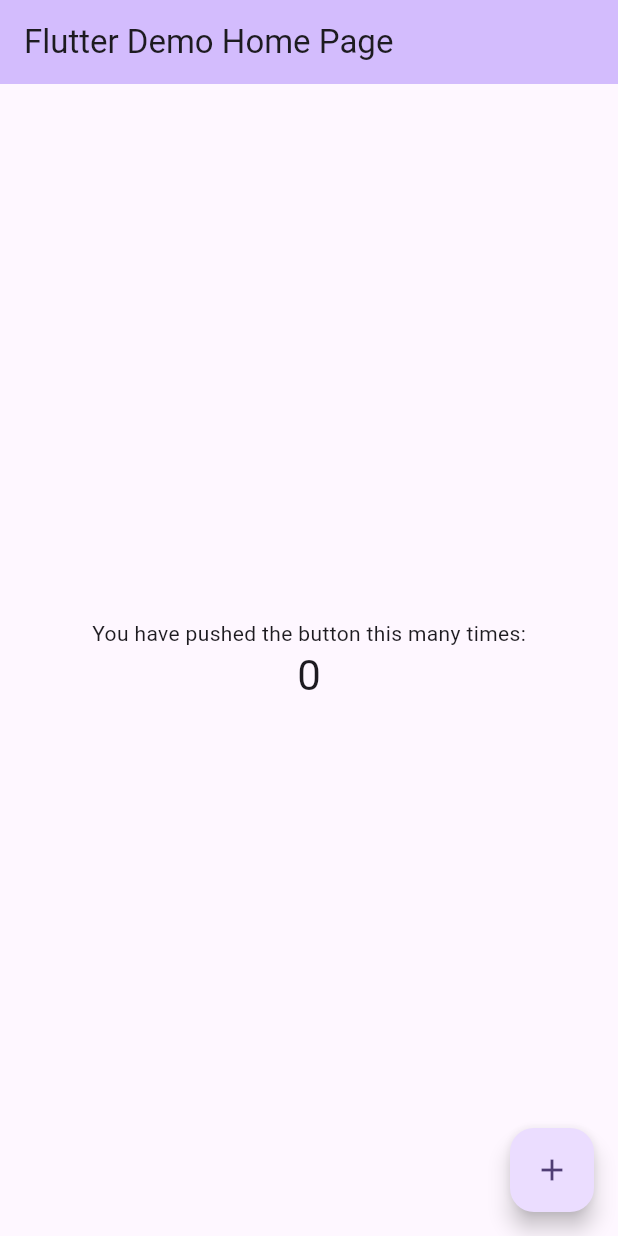
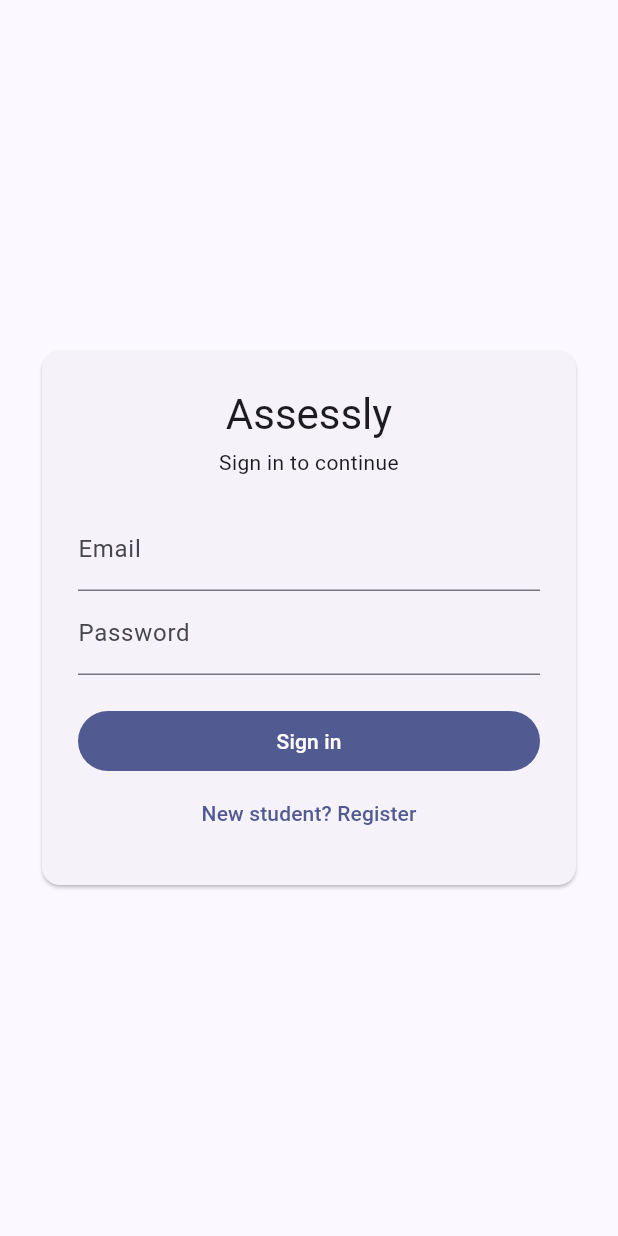
Before and after one commit to shikhar11x/Assessly, a Flutter app: the screen it shows after launch, on a phone screen of 412 x 824 dp. Run offline on Flutter 3.47's test engine with Material 3 defaults, Android fonts, the phone set to English and light mode, and no system bars; our stand-ins replace shared_preferences; accounts and stored records are empty.

Commit message:
feat(frontend): add login/register, session restore and role-based routing

```diff
--- /dev/null
+++ b/application/frontend/assessly_flutter/lib/features/auth/auth_state.dart
@@ -0,0 +1,80 @@
+import 'package:flutter/foundation.dart';
+import 'package:shared_preferences/shared_preferences.dart';
+import '../../core/api_client.dart';
+
+class AppUser {
+  final String id;
+  final String email;
+  final String fullName;
+  final String role;
+  AppUser({required this.id, required this.email, required this.fullName, required this.role});
+
+  factory AppUser.fromJson(Map<String, dynamic> j) => AppUser(
+        id: j['id'] as String,
+        email: j['email'] as String,
+        fullName: j['fullName'] as String,
+        role: j['role'] as String,
+      );
+}
+
+/// Holds the signed-in user and the JWT. The token is kept in browser storage
+/// so a page refresh does not log the person out.
+class AuthState extends ChangeNotifier {
+  static const _tokenKey = 'assessly_token';
+  final ApiClient api;
+  AppUser? user;
+  bool ready = false;
+
+  AuthState(this.api);
+
+  bool get signedIn => user != null;
+
+  /// Restores a saved session. An expired or invalid token is discarded.
+  Future<void> restore() async {
+    final prefs = await SharedPreferences.getInstance();
+    final saved = prefs.getString(_tokenKey);
+    if (saved != null) {
+      api.token = saved;
+      try {
+        final res = await api.get('/api/auth/me');
+        user = AppUser.fromJson(res['user'] as Map<String, dynamic>);
+      } catch (_) {
+        api.token = null;
+        await prefs.remove(_tokenKey);
+      }
+    }
+    ready = true;
+    notifyListeners();
+  }
+
+  Future<void> login(String email, String password) async {
+    final res = await api.post('/api/auth/login', {'email': email.trim(), 'password': password});
+    await _accept(res);
+  }
+
+  Future<void> register(String fullName, String email, String password, String? rollNumber) async {
+    final res = await api.post('/api/auth/register', {
+      'fullName': fullName.trim(),
+      'email': email.trim(),
+      'password': password,
+      if (rollNumber != null && rollNumber.trim().isNotEmpty) 'rollNumber': rollNumber.trim(),
+    });
+    await _accept(res);
+  }
+
+  Future<void> _accept(Map<String, dynamic> res) async {
+    api.token = res['token'] as String;
+    user = AppUser.fromJson(res['user'] as Map<String, dynamic>);
+    final prefs = await SharedPreferences.getInstance();
+    await prefs.setString(_tokenKey, api.token!);
+    notifyListeners();
+  }
+
+  Future<void> logout() async {
+    api.token = null;
+    user = null;
+    final prefs = await SharedPreferences.getInstance();
+    await prefs.remove(_tokenKey);
+    notifyListeners();
+  }
+}
--- /dev/null
+++ b/application/frontend/assessly_flutter/lib/features/auth/login_page.dart
@@ -0,0 +1,135 @@
+import 'package:flutter/material.dart';
+import 'package:provider/provider.dart';
+import 'auth_state.dart';
+
+/// Sign in, or register (students only; teacher accounts are created by seed/admin).
+class LoginPage extends StatefulWidget {
+  const LoginPage({super.key});
+  @override
+  State<LoginPage> createState() => _LoginPageState();
+}
+
+class _LoginPageState extends State<LoginPage> {
+  final _form = GlobalKey<FormState>();
+  final _name = TextEditingController();
+  final _email = TextEditingController();
+  final _password = TextEditingController();
+  final _roll = TextEditingController();
+  bool _register = false;
+  bool _busy = false;
+  String? _error;
+
+  @override
+  void dispose() {
+    _name.dispose();
+    _email.dispose();
+    _password.dispose();
+    _roll.dispose();
+    super.dispose();
+  }
+
+  Future<void> _submit() async {
+    if (!_form.currentState!.validate()) return;
+    setState(() {
+      _busy = true;
+      _error = null;
+    });
+    final auth = context.read<AuthState>();
+    try {
+      if (_register) {
+        await auth.register(_name.text, _email.text, _password.text, _roll.text);
+      } else {
+        await auth.login(_email.text, _password.text);
+      }
+    } catch (e) {
+      if (mounted) setState(() => _error = e.toString());
+    } finally {
+      if (mounted) setState(() => _busy = false);
+    }
+  }
+
+  @override
+  Widget build(BuildContext context) {
+    return Scaffold(
+      body: Center(
+        child: SingleChildScrollView(
+          padding: const EdgeInsets.all(24),
+          child: ConstrainedBox(
+            constraints: const BoxConstraints(maxWidth: 420),
+            child: Card(
+              child: Padding(
+                padding: const EdgeInsets.all(24),
+                child: Form(
+                  key: _form,
+                  child: Column(
+                    mainAxisSize: MainAxisSize.min,
+                    crossAxisAlignment: CrossAxisAlignment.stretch,
+                    children: [
+                      Text('Assessly', textAlign: TextAlign.center, style: Theme.of(context).textTheme.headlineMedium),
+                      const SizedBox(height: 4),
+                      Text(_register ? 'Create a student account' : 'Sign in to continue',
+                          textAlign: TextAlign.center),
+                      const SizedBox(height: 20),
+                      if (_register) ...[
+                        TextFormField(
+                          key: const Key('name'),
+                          controller: _name,
+                          decoration: const InputDecoration(labelText: 'Full name'),
+                          validator: (v) => (v == null || v.trim().isEmpty) ? 'Enter your name' : null,
+                        ),
+                        TextFormField(
+                          key: const Key('roll'),
+                          controller: _roll,
+                          decoration: const InputDecoration(labelText: 'Roll number (optional)'),
+                        ),
+                      ],
+                      TextFormField(
+                        key: const Key('email'),
+                        controller: _email,
+                        keyboardType: TextInputType.emailAddress,
+                        decoration: const InputDecoration(labelText: 'Email'),
+                        validator: (v) => (v == null || !v.contains('@')) ? 'Enter a valid email' : null,
+                      ),
+                      TextFormField(
+                        key: const Key('password'),
+                        controller: _password,
+                        obscureText: true,
+                        decoration: const InputDecoration(labelText: 'Password'),
+                        validator: (v) {
+                          if (v == null || v.isEmpty) return 'Enter your password';
+                          if (_register && v.length < 8) return 'Use at least 8 characters';
+                          return null;
+                        },
+                        onFieldSubmitted: (_) => _submit(),
+                      ),
+                      if (_error != null)
+                        Padding(
+                          padding: const EdgeInsets.only(top: 12),
+                          child: Text(_error!, style: TextStyle(color: Theme.of(context).colorScheme.error)),
+                        ),
+                      const SizedBox(height: 20),
+                      FilledButton(
+                        key: const Key('submit'),
+                        onPressed: _busy ? null : _submit,
+                        child: _busy
+                            ? const SizedBox(height: 18, width: 18, child: CircularProgressIndicator(strokeWidth: 2))
+                            : Text(_register ? 'Register' : 'Sign in'),
+                      ),
+                      TextButton(
+                        onPressed: _busy ? null : () => setState(() {
+                          _register = !_register;
+                          _error = null;
+                        }),
+                        child: Text(_register ? 'I already have an account' : 'New student? Register'),
+                      ),
+                    ],
+                  ),
+                ),
+              ),
+            ),
+          ),
+        ),
+      ),
+    );
+  }
+}
--- a/application/frontend/assessly_flutter/lib/main.dart
+++ b/application/frontend/assessly_flutter/lib/main.dart
@@ -1,122 +1,55 @@
 import 'package:flutter/material.dart';
+import 'package:provider/provider.dart';
+import 'core/api_client.dart';
+import 'features/auth/auth_state.dart';
+import 'features/auth/login_page.dart';
+import 'features/student/student_home.dart';
+import 'features/teacher/teacher_home.dart';
 
 void main() {
-  runApp(const MyApp());
+  final auth = AuthState(ApiClient());
+  runApp(AssesslyApp(auth: auth));
 }
 
-class MyApp extends StatelessWidget {
-  const MyApp({super.key});
+class AssesslyApp extends StatefulWidget {
+  final AuthState auth;
+  const AssesslyApp({super.key, required this.auth});
+  @override
+  State<AssesslyApp> createState() => _AssesslyAppState();
+}
 
-  // This widget is the root of your application.
+class _AssesslyAppState extends State<AssesslyApp> {
+  @override
+  void initState() {
+    super.initState();
+    widget.auth.restore();
+  }
+
   @override
   Widget build(BuildContext context) {
-    return MaterialApp(
-      title: 'Flutter Demo',
-      theme: ThemeData(
-        // This is the theme of your application.
-        //
-        // TRY THIS: Try running your application with "flutter run". You'll see
-        // the application has a purple toolbar. Then, without quitting the app,
-        // try changing the seedColor in the colorScheme below to Colors.green
-        // and then invoke "hot reload" (save your changes or press the "hot
-        // reload" button in a Flutter-supported IDE, or press "r" if you used
-        // the command line to start the app).
-        //
-        // Notice that the counter didn't reset back to zero; the application
-        // state is not lost during the reload. To reset the state, use hot
-        // restart instead.
-        //
-        // This works for code too, not just values: Most code changes can be
-        // tested with just a hot reload.
-        colorScheme: .fromSeed(seedColor: Colors.deepPurple),
+    return MultiProvider(
+      providers: [
+        Provider<ApiClient>.value(value: widget.auth.api),
+        ChangeNotifierProvider<AuthState>.value(value: widget.auth),
+      ],
+      child: MaterialApp(
+        title: 'Assessly',
+        debugShowCheckedModeBanner: false,
+        theme: ThemeData(colorSchemeSeed: const Color(0xFF3F51B5), useMaterial3: true),
+        home: const _Gate(),
       ),
-      home: const MyHomePage(title: 'Flutter Demo Home Page'),
     );
   }
 }
 
-class MyHomePage extends StatefulWidget {
-  const MyHomePage({super.key, required this.title});
-
-  // This widget is the home page of your application. It is stateful, meaning
-  // that it has a State object (defined below) that contains fields that affect
-  // how it looks.
-
-  // This class is the configuration for the state. It holds the values (in this
-  // case the title) provided by the parent (in this case the App widget) and
-  // used by the build method of the State. Fields in a Widget subclass are
-  // always marked "final".
-
-  final String title;
-
-  @override
-  State<MyHomePage> createState() => _MyHomePageState();
-}
-
-class _MyHomePageState extends State<MyHomePage> {
-  int _counter = 0;
-
-  void _incrementCounter() {
-    setState(() {
-      // This call to setState tells the Flutter framework that something has
-      // changed in this State, which causes it to rerun the build method below
-      // so that the display can reflect the updated values. If we changed
-      // _counter without calling setState(), then the build method would not be
-      // called again, and so nothing would appear to happen.
-      _counter++;
-    });
-  }
-
+/// Chooses the screen from the session state: loading, login, or the role's home.
+class _Gate extends StatelessWidget {
+  const _Gate();
   @override
   Widget build(BuildContext context) {
-    // This method is rerun every time setState is called, for instance as done
-    // by the _incrementCounter method above.
-    //
-    // The Flutter framework has been optimized to make rerunning build methods
-    // fast, so that you can just rebuild anything that needs updating rather
-    // than having to individually change instances of widgets.
-    return Scaffold(
-      appBar: AppBar(
-        // TRY THIS: Try changing the color here to a specific color (to
-        // Colors.amber, perhaps?) and trigger a hot reload to see the AppBar
-        // change color while the other colors stay the same.
-        backgroundColor: Theme.of(context).colorScheme.inversePrimary,
-        // Here we take the value from the MyHomePage object that was created by
-        // the App.build method, and use it to set our appbar title.
-        title: Text(widget.title),
-      ),
-      body: Center(
-        // Center is a layout widget. It takes a single child and positions it
-        // in the middle of the parent.
-        child: Column(
-          // Column is also a layout widget. It takes a list of children and
-          // arranges them vertically. By default, it sizes itself to fit its
-          // children horizontally, and tries to be as tall as its parent.
-          //
-          // Column has various properties to control how it sizes itself and
-          // how it positions its children. Here we use mainAxisAlignment to
-          // center the children vertically; the main axis here is the vertical
-          // axis because Columns are vertical (the cross axis would be
-          // horizontal).
-          //
-          // TRY THIS: Invoke "debug painting" (choose the "Toggle Debug Paint"
-          // action in the IDE, or press "p" in the console), to see the
-          // wireframe for each widget.
-          mainAxisAlignment: .center,
-          children: [
-            const Text('You have pushed the button this many times:'),
-            Text(
-              '$_counter',
-              style: Theme.of(context).textTheme.headlineMedium,
-            ),
-          ],
-        ),
-      ),
-      floatingActionButton: FloatingActionButton(
-        onPressed: _incrementCounter,
-        tooltip: 'Increment',
-        child: const Icon(Icons.add),
-      ),
-    );
+    final auth = context.watch<AuthState>();
+    if (!auth.ready) return const Scaffold(body: Center(child: CircularProgressIndicator()));
+    if (!auth.signedIn) return const LoginPage();
+    return auth.user!.role == 'teacher' ? const TeacherHome() : const StudentHome();
   }
 }
```
Also changed, not shown: application/frontend/assessly_flutter/lib/features/student/student_home.dart (added, +18 -0 lines), application/frontend/assessly_flutter/lib/features/teacher/teacher_home.dart (added, +18 -0 lines).
